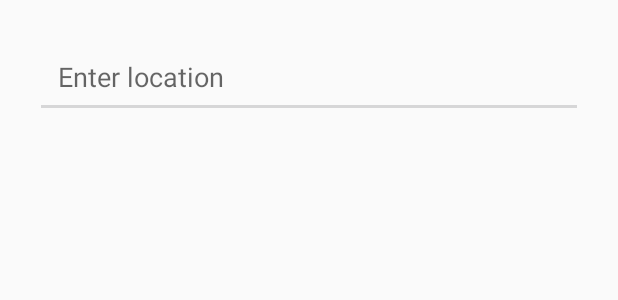
After one commit to achuth10/Dbms, an Android app: the layout popup.xml on its own in the app's theme, with its tools: preview values and no code run, on a phone screen of 412 x 824 dp. The commit adds this screen. Shown: the top 300 px of the screen. Run offline under Robolectric (Android 15) with nearby library versions, the phone set to English and light mode, and no system bars; network calls fail.

Commit message:
Bug fixes

```diff
--- /dev/null
+++ b/app/src/main/res/layout/popup.xml
@@ -0,0 +1,22 @@
+<?xml version="1.0" encoding="utf-8"?>
+<RelativeLayout xmlns:android="http://schemas.android.com/apk/res/android"
+    xmlns:app="http://schemas.android.com/apk/res-auto"
+    xmlns:tools="http://schemas.android.com/tools"
+    android:layout_width="match_parent"
+    android:layout_height="match_parent"
+    android:layout_margin="8dp">
+
+    <EditText
+        android:id="@+id/edt_comment"
+        android:layout_width="match_parent"
+        android:layout_height="wrap_content"
+        android:layout_marginEnd="15dp"
+        android:layout_marginStart="15dp"
+        android:layout_marginTop="15dp"
+        android:hint="Enter location"
+        android:inputType="textMultiLine|text"
+        android:padding="15dp"
+        app:layout_constraintEnd_toEndOf="parent"
+        app:layout_constraintStart_toStartOf="parent"
+        app:layout_constraintTop_toBottomOf="parent" />
+</RelativeLayout>
```
Also changed, not shown: app/src/main/java/com/example/dbms/Activities/CropView.java (+7 -1 lines), app/src/main/java/com/example/dbms/Activities/SignUp.java (+47 -8 lines), app/src/main/java/com/example/dbms/Fragments/Dashboard.java (+10 -13 lines), app/src/main/res/layout/activity_crop_view.xml (+8 -1 lines), app/src/main/res/layout/fragment_dashboard.xml (+11 -0 lines), app/src/main/res/drawable/nocrp.jpg (added).
